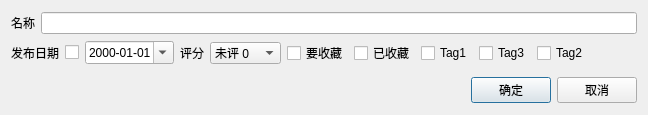
First picture: the form in UiThread/Movie/MovieSeasonNewDialog.ui, repository cqwlxxl/cherryme, before the edit.
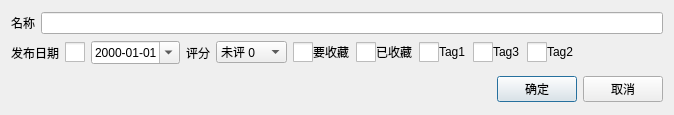
Second picture: the form after the edit. Icons and pictures are not drawn.

```diff
--- a/UiThread/Movie/MovieSeasonNewDialog.ui
+++ b/UiThread/Movie/MovieSeasonNewDialog.ui
@@ -6,7 +6,7 @@
    <rect>
     <x>0</x>
     <y>0</y>
-    <width>648</width>
+    <width>674</width>
     <height>115</height>
    </rect>
   </property>
@@ -39,6 +39,47 @@
      </item>
      <item>
       <widget class="QCheckBox" name="checkBox_ReleaseDateEnable">
+       <property name="sizePolicy">
+        <sizepolicy hsizetype="Fixed" vsizetype="Fixed">
+         <horstretch>0</horstretch>
+         <verstretch>0</verstretch>
+        </sizepolicy>
+       </property>
+       <property name="minimumSize">
+        <size>
+         <width>20</width>
+         <height>20</height>
+        </size>
+       </property>
+       <property name="maximumSize">
+        <size>
+         <width>20</width>
+         <height>20</height>
+        </size>
+       </property>
+       <property name="styleSheet">
+        <string notr="true">QCheckBox
+{
+  spacing: 0px;
+}
+QCheckBox::indicator
+{
+  width: 20px;
+  height: 20px;
+}
+QCheckBox::indicator:checked:enabled
+{
+  image:url(:/File/img/box_check_enable.png);
+}
+QCheckBox::indicator:unchecked:enabled
+{
+  image:url(:/File/img/box_uncheck_enable.png);
+}
+QCheckBox::indicator:unchecked:disabled
+{
+  image:url(:/File/img/box_uncheck_disable.png);
+}</string>
+       </property>
        <property name="text">
         <string/>
        </property>
@@ -135,6 +176,29 @@
      </item>
      <item>
       <widget class="QCheckBox" name="checkBox_CollectIt">
+       <property name="styleSheet">
+        <string notr="true">QCheckBox
+{
+  spacing: 0px;
+}
+QCheckBox::indicator
+{
+  width: 20px;
+  height: 20px;
+}
+QCheckBox::indicator:checked:enabled
+{
+  image:url(:/File/img/box_check_enable.png);
+}
+QCheckBox::indicator:unchecked:enabled
+{
+  image:url(:/File/img/box_uncheck_enable.png);
+}
+QCheckBox::indicator:unchecked:disabled
+{
+  image:url(:/File/img/box_uncheck_disable.png);
+}</string>
+       </property>
        <property name="text">
         <string>要收藏</string>
        </property>
@@ -142,6 +206,29 @@
      </item>
      <item>
       <widget class="QCheckBox" name="checkBox_CollectOk">
+       <property name="styleSheet">
+        <string notr="true">QCheckBox
+{
+  spacing: 0px;
+}
+QCheckBox::indicator
+{
+  width: 20px;
+  height: 20px;
+}
+QCheckBox::indicator:checked:enabled
+{
+  image:url(:/File/img/box_check_enable.png);
+}
+QCheckBox::indicator:unchecked:enabled
+{
+  image:url(:/File/img/box_uncheck_enable.png);
+}
+QCheckBox::indicator:unchecked:disabled
+{
+  image:url(:/File/img/box_uncheck_disable.png);
+}</string>
+       </property>
        <property name="text">
         <string>已收藏</string>
        </property>
@@ -149,6 +236,29 @@
      </item>
      <item>
       <widget class="QCheckBox" name="checkBox_Tag1">
+       <property name="styleSheet">
+        <string notr="true">QCheckBox
+{
+  spacing: 0px;
+}
+QCheckBox::indicator
+{
+  width: 20px;
+  height: 20px;
+}
+QCheckBox::indicator:checked:enabled
+{
+  image:url(:/File/img/box_check_enable.png);
+}
+QCheckBox::indicator:unchecked:enabled
+{
+  image:url(:/File/img/box_uncheck_enable.png);
+}
+QCheckBox::indicator:unchecked:disabled
+{
+  image:url(:/File/img/box_uncheck_disable.png);
+}</string>
+       </property>
        <property name="text">
         <string>Tag1</string>
        </property>
@@ -156,6 +266,29 @@
      </item>
      <item>
       <widget class="QCheckBox" name="checkBox_Tag3">
+       <property name="styleSheet">
+        <string notr="true">QCheckBox
+{
+  spacing: 0px;
+}
+QCheckBox::indicator
+{
+  width: 20px;
+  height: 20px;
+}
+QCheckBox::indicator:checked:enabled
+{
+  image:url(:/File/img/box_check_enable.png);
+}
+QCheckBox::indicator:unchecked:enabled
+{
+  image:url(:/File/img/box_uncheck_enable.png);
+}
+QCheckBox::indicator:unchecked:disabled
+{
+  image:url(:/File/img/box_uncheck_disable.png);
+}</string>
+       </property>
        <property name="text">
         <string>Tag3</string>
        </property>
@@ -163,6 +296,29 @@
      </item>
      <item>
       <widget class="QCheckBox" name="checkBox_Tag2">
+       <property name="styleSheet">
+        <string notr="true">QCheckBox
+{
+  spacing: 0px;
+}
+QCheckBox::indicator
+{
+  width: 20px;
+  height: 20px;
+}
+QCheckBox::indicator:checked:enabled
+{
+  image:url(:/File/img/box_check_enable.png);
+}
+QCheckBox::indicator:unchecked:enabled
+{
+  image:url(:/File/img/box_uncheck_enable.png);
+}
+QCheckBox::indicator:unchecked:disabled
+{
+  image:url(:/File/img/box_uncheck_disable.png);
+}</string>
+       </property>
        <property name="text">
         <string>Tag2</string>
        </property>
```
